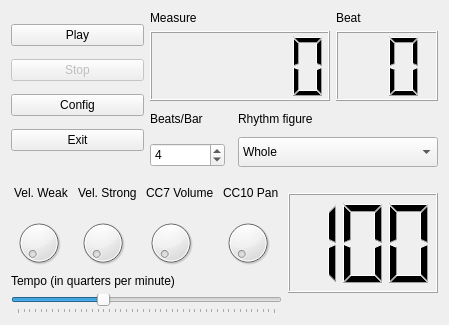
First picture: the form in src/kmetronomeviewbase.ui, repository pedrolcl/kmetronome, before the edit.
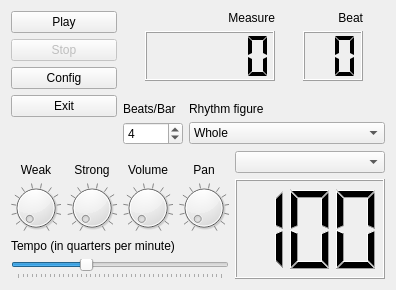
Second picture: the form after the edit. Icons and pictures are not drawn. Custom widgets are drawn as their Qt base class.

Diff of the .ui file:
```diff
--- a/src/kmetronomeviewbase.ui
+++ b/src/kmetronomeviewbase.ui
@@ -24,8 +24,8 @@
    <rect>
     <x>0</x>
     <y>0</y>
-    <width>449</width>
-    <height>325</height>
+    <width>396</width>
+    <height>290</height>
    </rect>
   </property>
   <property name="sizePolicy" >
@@ -55,12 +55,9 @@
   <property name="windowTitle" >
    <string>MIDI Metronome</string>
   </property>
-  <layout class="QGridLayout" name="gridLayout_2" >
-   <item row="0" column="0" >
-    <layout class="QVBoxLayout" >
-     <property name="spacing" >
-      <number>0</number>
-     </property>
+  <layout class="QGridLayout" name="gridLayout_4" >
+   <item rowspan="2" row="0" column="0" >
+    <layout class="QVBoxLayout" name="verticalLayout" >
      <item>
       <widget class="KPushButton" name="m_playbtn" >
        <property name="sizePolicy" >
@@ -128,99 +125,61 @@
        </property>
       </widget>
      </item>
+     <item>
+      <spacer name="verticalSpacer" >
+       <property name="orientation" >
+        <enum>Qt::Vertical</enum>
+       </property>
+       <property name="sizeHint" stdset="0" >
+        <size>
+         <width>20</width>
+         <height>28</height>
+        </size>
+       </property>
+      </spacer>
+     </item>
     </layout>
    </item>
    <item row="0" column="1" colspan="2" >
-    <layout class="QVBoxLayout" >
-     <item>
-      <layout class="QHBoxLayout" >
-       <item>
-        <layout class="QVBoxLayout" >
-         <item>
+    <layout class="QGridLayout" name="gridLayout_2" >
+     <item row="0" column="0" >
           <widget class="QLabel" name="textLabel1" >
-           <property name="sizePolicy" >
-            <sizepolicy vsizetype="Fixed" hsizetype="Preferred" >
-             <horstretch>0</horstretch>
-             <verstretch>0</verstretch>
-            </sizepolicy>
-           </property>
-           <property name="maximumSize" >
-            <size>
-             <width>32767</width>
-             <height>20</height>
-            </size>
-           </property>
            <property name="text" >
             <string>Measure</string>
            </property>
-           <property name="wordWrap" >
-            <bool>false</bool>
+       <property name="alignment" >
+        <set>Qt::AlignBottom|Qt::AlignRight|Qt::AlignTrailing</set>
            </property>
           </widget>
          </item>
-         <item>
-          <widget class="QLCDNumber" name="m_measureLCD" >
-           <property name="sizePolicy" >
-            <sizepolicy vsizetype="Preferred" hsizetype="Preferred" >
-             <horstretch>0</horstretch>
-             <verstretch>0</verstretch>
-            </sizepolicy>
-           </property>
-           <property name="minimumSize" >
-            <size>
-             <width>180</width>
-             <height>70</height>
-            </size>
-           </property>
-           <property name="whatsThis" >
-            <string>This is the measure (bar) number played since the play button has been pressed.</string>
-           </property>
-           <property name="numDigits" >
-            <number>5</number>
-           </property>
-           <property name="segmentStyle" >
-            <enum>QLCDNumber::Filled</enum>
-           </property>
-          </widget>
-         </item>
-        </layout>
-       </item>
-       <item>
-        <layout class="QVBoxLayout" >
-         <item>
+     <item row="0" column="1" >
           <widget class="QLabel" name="textLabel2" >
-           <property name="sizePolicy" >
-            <sizepolicy vsizetype="Fixed" hsizetype="Preferred" >
-             <horstretch>0</horstretch>
-             <verstretch>0</verstretch>
-            </sizepolicy>
-           </property>
-           <property name="maximumSize" >
-            <size>
-             <width>32767</width>
-             <height>20</height>
-            </size>
-           </property>
            <property name="text" >
             <string>Beat</string>
            </property>
-           <property name="wordWrap" >
-            <bool>false</bool>
+       <property name="alignment" >
+        <set>Qt::AlignBottom|Qt::AlignRight|Qt::AlignTrailing</set>
            </property>
           </widget>
          </item>
-         <item>
+     <item row="1" column="1" >
           <widget class="QLCDNumber" name="m_beatLCD" >
            <property name="sizePolicy" >
-            <sizepolicy vsizetype="Preferred" hsizetype="Preferred" >
+        <sizepolicy vsizetype="Fixed" hsizetype="Fixed" >
              <horstretch>0</horstretch>
              <verstretch>0</verstretch>
             </sizepolicy>
            </property>
            <property name="minimumSize" >
             <size>
-             <width>80</width>
-             <height>70</height>
+         <width>60</width>
+         <height>50</height>
+        </size>
+       </property>
+       <property name="maximumSize" >
+        <size>
+         <width>60</width>
+         <height>50</height>
             </size>
            </property>
            <property name="whatsThis" >
@@ -230,44 +189,53 @@
             <number>2</number>
            </property>
            <property name="segmentStyle" >
-            <enum>QLCDNumber::Filled</enum>
+        <enum>QLCDNumber::Flat</enum>
            </property>
           </widget>
          </item>
-        </layout>
+     <item row="1" column="0" >
+      <widget class="QLCDNumber" name="m_measureLCD" >
+       <property name="sizePolicy" >
+        <sizepolicy vsizetype="Fixed" hsizetype="Fixed" >
+         <horstretch>0</horstretch>
+         <verstretch>0</verstretch>
+        </sizepolicy>
+       </property>
+       <property name="minimumSize" >
+        <size>
+         <width>130</width>
+         <height>50</height>
+        </size>
+       </property>
+       <property name="maximumSize" >
+        <size>
+         <width>130</width>
+         <height>50</height>
+        </size>
+       </property>
+       <property name="whatsThis" >
+        <string>This is the measure (bar) number played since the play button has been pressed.</string>
+       </property>
+       <property name="numDigits" >
+        <number>5</number>
+       </property>
+       <property name="segmentStyle" >
+        <enum>QLCDNumber::Flat</enum>
+       </property>
+      </widget>
        </item>
       </layout>
      </item>
-     <item>
-      <layout class="QHBoxLayout" >
-       <item>
-        <layout class="QVBoxLayout" >
-         <property name="spacing" >
-          <number>12</number>
-         </property>
-         <item>
+   <item row="1" column="1" colspan="2" >
+    <layout class="QGridLayout" name="gridLayout_3" >
+     <item row="0" column="0" >
           <widget class="QLabel" name="textLabel3" >
-           <property name="sizePolicy" >
-            <sizepolicy vsizetype="Fixed" hsizetype="Expanding" >
-             <horstretch>0</horstretch>
-             <verstretch>0</verstretch>
-            </sizepolicy>
-           </property>
-           <property name="minimumSize" >
-            <size>
-             <width>0</width>
-             <height>24</height>
-            </size>
-           </property>
-           <property name="maximumSize" >
-            <size>
-             <width>32767</width>
-             <height>24</height>
-            </size>
-           </property>
            <property name="text" >
             <string>Beats/Bar</string>
            </property>
+       <property name="alignment" >
+        <set>Qt::AlignBottom|Qt::AlignLeading|Qt::AlignLeft</set>
+       </property>
            <property name="wordWrap" >
             <bool>false</bool>
            </property>
@@ -276,24 +244,28 @@
            </property>
           </widget>
          </item>
-         <item>
+     <item row="0" column="1" >
+      <widget class="QLabel" name="textLabel4" >
+       <property name="text" >
+        <string>Rhythm figure</string>
+       </property>
+       <property name="alignment" >
+        <set>Qt::AlignBottom|Qt::AlignLeading|Qt::AlignLeft</set>
+       </property>
+       <property name="wordWrap" >
+        <bool>false</bool>
+       </property>
+       <property name="buddy" >
+        <cstring>m_figure</cstring>
+       </property>
+      </widget>
+     </item>
+     <item row="1" column="0" >
           <widget class="KIntSpinBox" name="m_beatsBar" >
-           <property name="sizePolicy" >
-            <sizepolicy vsizetype="Fixed" hsizetype="Minimum" >
-             <horstretch>0</horstretch>
-             <verstretch>0</verstretch>
-            </sizepolicy>
-           </property>
-           <property name="minimumSize" >
-            <size>
-             <width>75</width>
-             <height>23</height>
-            </size>
-           </property>
            <property name="maximumSize" >
             <size>
-             <width>75</width>
-             <height>32767</height>
+         <width>60</width>
+         <height>16777215</height>
             </size>
            </property>
            <property name="whatsThis" >
@@ -312,55 +284,8 @@
            </property>
           </widget>
          </item>
-        </layout>
-       </item>
-       <item>
-        <layout class="QVBoxLayout" >
-         <item>
-          <widget class="QLabel" name="textLabel4" >
-           <property name="sizePolicy" >
-            <sizepolicy vsizetype="Fixed" hsizetype="Expanding" >
-             <horstretch>0</horstretch>
-             <verstretch>0</verstretch>
-            </sizepolicy>
-           </property>
-           <property name="minimumSize" >
-            <size>
-             <width>0</width>
-             <height>24</height>
-            </size>
-           </property>
-           <property name="maximumSize" >
-            <size>
-             <width>32767</width>
-             <height>24</height>
-            </size>
-           </property>
-           <property name="text" >
-            <string>Rhythm figure</string>
-           </property>
-           <property name="wordWrap" >
-            <bool>false</bool>
-           </property>
-           <property name="buddy" >
-            <cstring>m_figure</cstring>
-           </property>
-          </widget>
-         </item>
-         <item>
+     <item row="1" column="1" >
           <widget class="KComboBox" name="m_figure" >
-           <property name="minimumSize" >
-            <size>
-             <width>200</width>
-             <height>30</height>
-            </size>
-           </property>
-           <property name="maximumSize" >
-            <size>
-             <width>32767</width>
-             <height>32767</height>
-            </size>
-           </property>
            <property name="whatsThis" >
             <string>This is the part figure for the rhythm.&lt;br>
 Values mean 1, 2, 4, 8, 16, 32 and 64.&lt;br>
@@ -439,16 +364,15 @@
          </item>
         </layout>
        </item>
-      </layout>
-     </item>
-    </layout>
-   </item>
-   <item row="1" column="0" colspan="2" >
+   <item row="2" column="0" colspan="2" >
     <layout class="QGridLayout" name="gridLayout" >
      <item row="0" column="0" >
       <widget class="QLabel" name="label_1" >
        <property name="text" >
-        <string>Vel. Weak</string>
+        <string>Weak</string>
+       </property>
+       <property name="alignment" >
+        <set>Qt::AlignBottom|Qt::AlignHCenter</set>
        </property>
        <property name="buddy" >
         <cstring>m_dial1</cstring>
@@ -458,7 +382,10 @@
      <item row="0" column="1" >
       <widget class="QLabel" name="label_2" >
        <property name="text" >
-        <string>Vel. Strong</string>
+        <string>Strong</string>
+       </property>
+       <property name="alignment" >
+        <set>Qt::AlignBottom|Qt::AlignHCenter</set>
        </property>
        <property name="buddy" >
         <cstring>m_dial2</cstring>
@@ -468,7 +395,10 @@
      <item row="0" column="2" >
       <widget class="QLabel" name="label_3" >
        <property name="text" >
-        <string>CC7 Volume</string>
+        <string>Volume</string>
+       </property>
+       <property name="alignment" >
+        <set>Qt::AlignBottom|Qt::AlignHCenter</set>
        </property>
        <property name="buddy" >
         <cstring>m_dial3</cstring>
@@ -478,7 +408,10 @@
      <item row="0" column="3" >
       <widget class="QLabel" name="label_4" >
        <property name="text" >
-        <string>CC10 Pan</string>
+        <string>Pan</string>
+       </property>
+       <property name="alignment" >
+        <set>Qt::AlignBottom|Qt::AlignHCenter</set>
        </property>
        <property name="buddy" >
         <cstring>m_dial4</cstring>
@@ -493,6 +426,21 @@
          <height>50</height>
         </size>
        </property>
+       <property name="whatsThis" >
+        <string>This is the velocity of the weak notes in the rhythm pattern (all of them, except the first one)</string>
+       </property>
+       <property name="maximum" >
+        <number>127</number>
+       </property>
+       <property name="singleStep" >
+        <number>1</number>
+       </property>
+       <property name="notchTarget" >
+        <double>10.000000000000000</double>
+       </property>
+       <property name="notchesVisible" >
+        <bool>true</bool>
+       </property>
       </widget>
      </item>
      <item row="1" column="1" >
@@ -503,6 +451,21 @@
          <height>50</height>
         </size>
        </property>
+       <property name="whatsThis" >
+        <string>This is the velocity of the strong note in the rhythm pattern (the first one)</string>
+       </property>
+       <property name="maximum" >
+        <number>127</number>
+       </property>
+       <property name="singleStep" >
+        <number>1</number>
+       </property>
+       <property name="notchTarget" >
+        <double>10.000000000000000</double>
+       </property>
+       <property name="notchesVisible" >
+        <bool>true</bool>
+       </property>
       </widget>
      </item>
      <item row="1" column="2" >
@@ -513,6 +476,21 @@
          <height>50</height>
         </size>
        </property>
+       <property name="whatsThis" >
+        <string>This is the MIDI volume control (CC7)</string>
+       </property>
+       <property name="maximum" >
+        <number>127</number>
+       </property>
+       <property name="singleStep" >
+        <number>1</number>
+       </property>
+       <property name="notchTarget" >
+        <double>10.000000000000000</double>
+       </property>
+       <property name="notchesVisible" >
+        <bool>true</bool>
+       </property>
       </widget>
      </item>
      <item row="1" column="3" >
@@ -523,11 +501,39 @@
          <height>50</height>
         </size>
        </property>
+       <property name="whatsThis" >
+        <string>This is the MIDI pan control (CC10)</string>
+       </property>
+       <property name="maximum" >
+        <number>127</number>
+       </property>
+       <property name="singleStep" >
+        <number>1</number>
+       </property>
+       <property name="notchTarget" >
+        <double>10.000000000000000</double>
+       </property>
+       <property name="notchesVisible" >
+        <bool>true</bool>
+       </property>
       </widget>
      </item>
     </layout>
    </item>
-   <item rowspan="2" row="1" column="2" >
+   <item rowspan="2" row="2" column="2" >
+    <layout class="QVBoxLayout" name="verticalLayout_2" >
+     <item>
+      <widget class="KComboBox" name="m_air" >
+       <property name="whatsThis" >
+        <string>&lt;!DOCTYPE HTML PUBLIC "-//W3C//DTD HTML 4.0//EN" "http://www.w3.org/TR/REC-html40/strict.dtd">
+&lt;html>&lt;head>&lt;meta name="qrichtext" content="1" />&lt;style type="text/css">
+p, li { white-space: pre-wrap; }
+&lt;/style>&lt;/head>&lt;body style=" font-family:'Sans Serif'; font-size:10pt; font-weight:400; font-style:normal;">
+&lt;p style=" margin-top:0px; margin-bottom:0px; margin-left:0px; margin-right:0px; -qt-block-indent:0; text-indent:0px;">This is the &lt;span style=" font-style:italic;">aire&lt;/span> control to change the tempo value using musical names&lt;/p>&lt;/body>&lt;/html></string>
+       </property>
+      </widget>
+     </item>
+     <item>
     <widget class="QLCDNumber" name="m_tempoLCD" >
      <property name="sizePolicy" >
       <sizepolicy vsizetype="Fixed" hsizetype="Fixed" >
@@ -552,7 +558,9 @@
      </property>
     </widget>
    </item>
-   <item row="2" column="0" colspan="2" >
+    </layout>
+   </item>
+   <item row="3" column="0" colspan="2" >
     <layout class="QVBoxLayout" >
      <item>
       <widget class="QLabel" name="textLabel1_2" >
```
Lines whose indentation alone changed are shown as unchanged.
